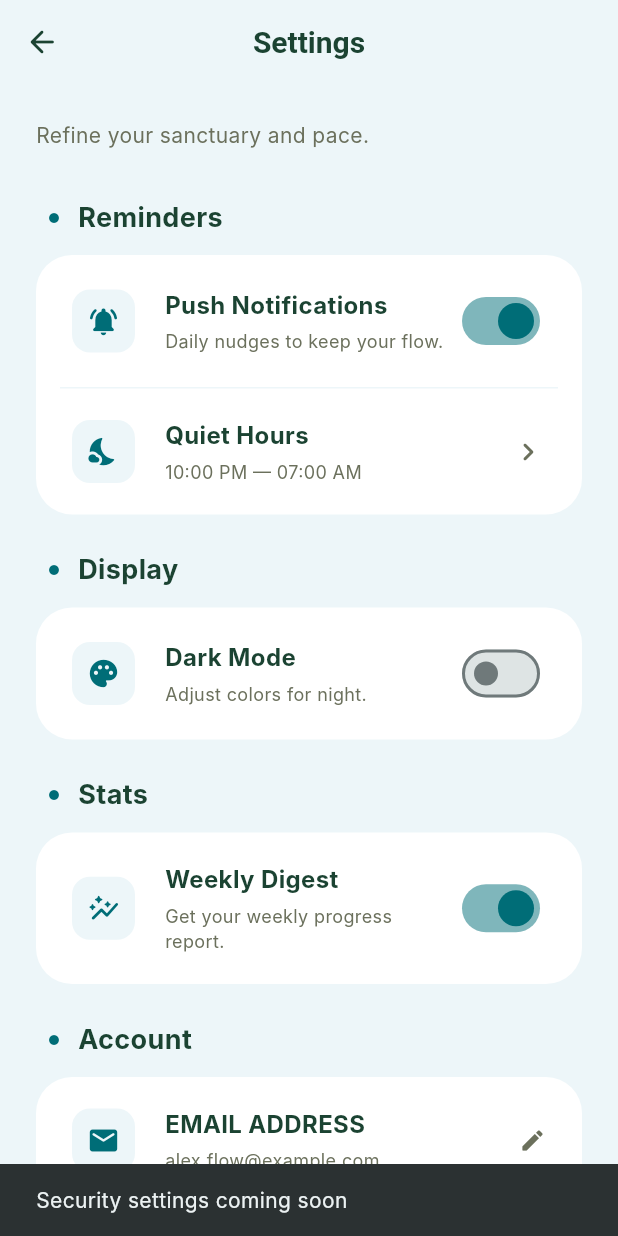
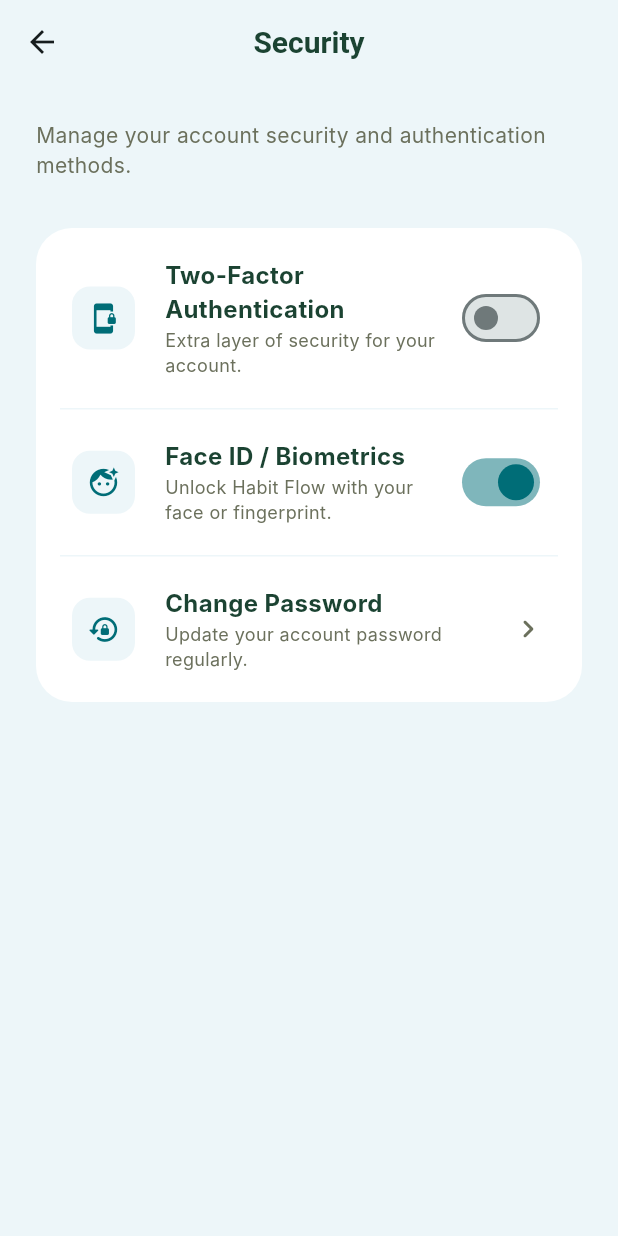
Before and after one commit to omaralaye/habitflow, a Flutter app: the SettingsScreen screen opened directly, after a tap on "SECURITY", on a phone screen of 412 x 824 dp. Run offline on Flutter 3.47's test engine with Material 3 defaults, Android fonts, the phone set to English and light mode, and no system bars; our stand-ins replace animated_notch_bottom_bar; Roboto replaces fonts that are missing (Inter).

Commit message:
feat: implement responsive screens for settings components
- Created dedicated screens for Quiet Hours, Email Settings, Security, Privacy Policy, and Terms of Service.
- Updated SettingsScreen to navigate to these new screens, replacing "coming soon" snackbars.
- Ensured all new screens are responsive and follow the app's design system using SingleChildScrollView and consistent padding.
- Fixed 'use_build_context_synchronously' lint issue in EmailSettingsScreen.

Co-authored-by: omaralaye <199628096+omaralaye@users.noreply.github.com>

```diff
--- /dev/null
+++ b/lib/screens/settings/security_settings_screen.dart
@@ -0,0 +1,167 @@
+import 'package:flutter/material.dart';
+import '../../utils/constants.dart';
+
+class SecuritySettingsScreen extends StatefulWidget {
+  const SecuritySettingsScreen({super.key});
+
+  @override
+  State<SecuritySettingsScreen> createState() => _SecuritySettingsScreenState();
+}
+
+class _SecuritySettingsScreenState extends State<SecuritySettingsScreen> {
+  bool _twoFactorAuth = false;
+  bool _faceId = true;
+
+  @override
+  Widget build(BuildContext context) {
+    return Scaffold(
+      backgroundColor: AppColors.primaryLighter,
+      appBar: AppBar(
+        title: const Text('Security'),
+      ),
+      body: SingleChildScrollView(
+        padding: const EdgeInsets.all(24),
+        child: Column(
+          crossAxisAlignment: CrossAxisAlignment.start,
+          children: [
+            const Text(
+              'Manage your account security and authentication methods.',
+              style: TextStyle(fontSize: 14, color: AppColors.textGrey),
+            ),
+            const SizedBox(height: 32),
+            Container(
+              padding: const EdgeInsets.symmetric(horizontal: 16),
+              decoration: BoxDecoration(
+                color: Colors.white,
+                borderRadius: BorderRadius.circular(24),
+              ),
+              child: Column(
+                children: [
+                  _buildSecurityToggle(
+                    Icons.phonelink_lock_rounded,
+                    'Two-Factor Authentication',
+                    'Extra layer of security for your account.',
+                    _twoFactorAuth,
+                    (v) => setState(() => _twoFactorAuth = v),
+                  ),
+                  const Divider(height: 1, color: AppColors.primaryLighter),
+                  _buildSecurityToggle(
+                    Icons.face_retouching_natural,
+                    'Face ID / Biometrics',
+                    'Unlock Habit Flow with your face or fingerprint.',
+                    _faceId,
+                    (v) => setState(() => _faceId = v),
+                  ),
+                  const Divider(height: 1, color: AppColors.primaryLighter),
+                  _buildSecurityAction(
+                    Icons.lock_reset_rounded,
+                    'Change Password',
+                    'Update your account password regularly.',
+                    onTap: () {},
+                  ),
+                ],
+              ),
+            ),
+          ],
+        ),
+      ),
+    );
+  }
+
+  Widget _buildSecurityToggle(
+    IconData icon,
+    String title,
+    String subtitle,
+    bool value,
+    ValueChanged<bool> onChanged,
+  ) {
+    return Padding(
+      padding: const EdgeInsets.symmetric(vertical: 20, horizontal: 8),
+      child: Row(
+        children: [
+          Container(
+            padding: const EdgeInsets.all(10),
+            decoration: BoxDecoration(
+              color: AppColors.primaryLighter,
+              borderRadius: BorderRadius.circular(12),
+            ),
+            child: Icon(icon, color: AppColors.primary, size: 22),
+          ),
+          const SizedBox(width: 20),
+          Expanded(
+            child: Column(
+              crossAxisAlignment: CrossAxisAlignment.start,
+              children: [
+                Text(
+                  title,
+                  style: const TextStyle(
+                    fontSize: 16,
+                    fontWeight: FontWeight.bold,
+                    color: AppColors.textDark,
+                  ),
+                ),
+                Text(
+                  subtitle,
+                  style: const TextStyle(fontSize: 12, color: AppColors.textGrey),
+                ),
+              ],
+            ),
+          ),
+          Switch(
+            value: value,
+            onChanged: onChanged,
+            activeThumbColor: AppColors.primary,
+          ),
+        ],
+      ),
+    );
+  }
+
+  Widget _buildSecurityAction(
+    IconData icon,
+    String title,
+    String subtitle, {
+    VoidCallback? onTap,
+  }) {
+    return InkWell(
+      onTap: onTap,
+      borderRadius: BorderRadius.circular(16),
+      child: Padding(
+        padding: const EdgeInsets.symmetric(vertical: 20, horizontal: 8),
+        child: Row(
+          children: [
+            Container(
+              padding: const EdgeInsets.all(10),
+              decoration: BoxDecoration(
+                color: AppColors.primaryLighter,
+                borderRadius: BorderRadius.circular(12),
+              ),
+              child: Icon(icon, color: AppColors.primary, size: 22),
+            ),
+            const SizedBox(width: 20),
+            Expanded(
+              child: Column(
+                crossAxisAlignment: CrossAxisAlignment.start,
+                children: [
+                  Text(
+                    title,
+                    style: const TextStyle(
+                      fontSize: 16,
+                      fontWeight: FontWeight.bold,
+                      color: AppColors.textDark,
+                    ),
+                  ),
+                  Text(
+                    subtitle,
+                    style: const TextStyle(fontSize: 12, color: AppColors.textGrey),
+                  ),
+                ],
+              ),
+            ),
+            const Icon(Icons.chevron_right_rounded, color: AppColors.textGrey),
+          ],
+        ),
+      ),
+    );
+  }
+}
--- a/lib/screens/settings_screen.dart
+++ b/lib/screens/settings_screen.dart
@@ -1,6 +1,11 @@
 import 'package:flutter/material.dart';
 import '../utils/constants.dart';
 import 'onboarding_screen.dart';
+import 'settings/quiet_hours_screen.dart';
+import 'settings/email_settings_screen.dart';
+import 'settings/security_settings_screen.dart';
+import 'settings/privacy_policy_screen.dart';
+import 'settings/terms_of_service_screen.dart';
 
 class SettingsScreen extends StatefulWidget {
   const SettingsScreen({super.key});
@@ -60,8 +65,9 @@ class _SettingsScreenState extends State<SettingsScreen> {
                 'Quiet Hours',
                 '10:00 PM — 07:00 AM',
                 onTap: () {
-                  ScaffoldMessenger.of(context).showSnackBar(
-                    const SnackBar(content: Text('Quiet Hours settings coming soon')),
+                  Navigator.push(
+                    context,
+                    MaterialPageRoute(builder: (_) => const QuietHoursScreen()),
                   );
                 },
                 trailing: const Icon(Icons.chevron_right_rounded, color: AppColors.textGrey),
@@ -118,8 +124,9 @@ class _SettingsScreenState extends State<SettingsScreen> {
                 'EMAIL ADDRESS',
                 'alex.flow@example.com',
                 onTap: () {
-                  ScaffoldMessenger.of(context).showSnackBar(
-                    const SnackBar(content: Text('Email change coming soon')),
+                  Navigator.push(
+                    context,
+                    MaterialPageRoute(builder: (_) => const EmailSettingsScreen()),
                   );
                 },
                 trailing: const Icon(Icons.edit_rounded, size: 18, color: AppColors.textGrey),
@@ -129,8 +136,9 @@ class _SettingsScreenState extends State<SettingsScreen> {
                 'SECURITY',
                 'Two-Factor Auth',
                 onTap: () {
-                  ScaffoldMessenger.of(context).showSnackBar(
-                    const SnackBar(content: Text('Security settings coming soon')),
+                  Navigator.push(
+                    context,
+                    MaterialPageRoute(builder: (_) => const SecuritySettingsScreen()),
                   );
                 },
                 trailing: const Icon(Icons.chevron_right_rounded, color: AppColors.textGrey),
@@ -271,9 +279,17 @@ class _SettingsScreenState extends State<SettingsScreen> {
   Widget _buildFooterLink(BuildContext context, String text) {
     return InkWell(
       onTap: () {
-        ScaffoldMessenger.of(context).showSnackBar(
-          SnackBar(content: Text('$text coming soon')),
-        );
+        if (text == 'Privacy Policy') {
+          Navigator.push(
+            context,
+            MaterialPageRoute(builder: (_) => const PrivacyPolicyScreen()),
+          );
+        } else if (text == 'Terms of Service') {
+          Navigator.push(
+            context,
+            MaterialPageRoute(builder: (_) => const TermsOfServiceScreen()),
+          );
+        }
       },
       borderRadius: BorderRadius.circular(4),
       child: Padding(
```
Also changed, not shown: lib/screens/settings/email_settings_screen.dart (added, +99 -0 lines), lib/screens/settings/privacy_policy_screen.dart (added, +76 -0 lines), lib/screens/settings/quiet_hours_screen.dart (added, +122 -0 lines), lib/screens/settings/terms_of_service_screen.dart (added, +76 -0 lines).
